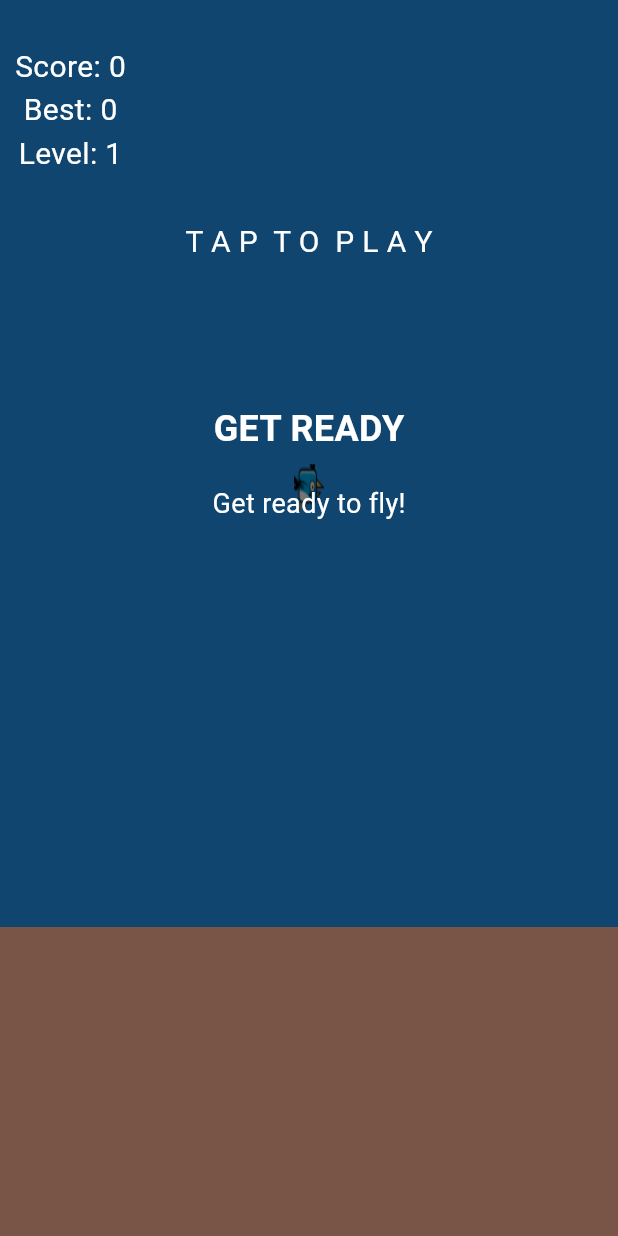
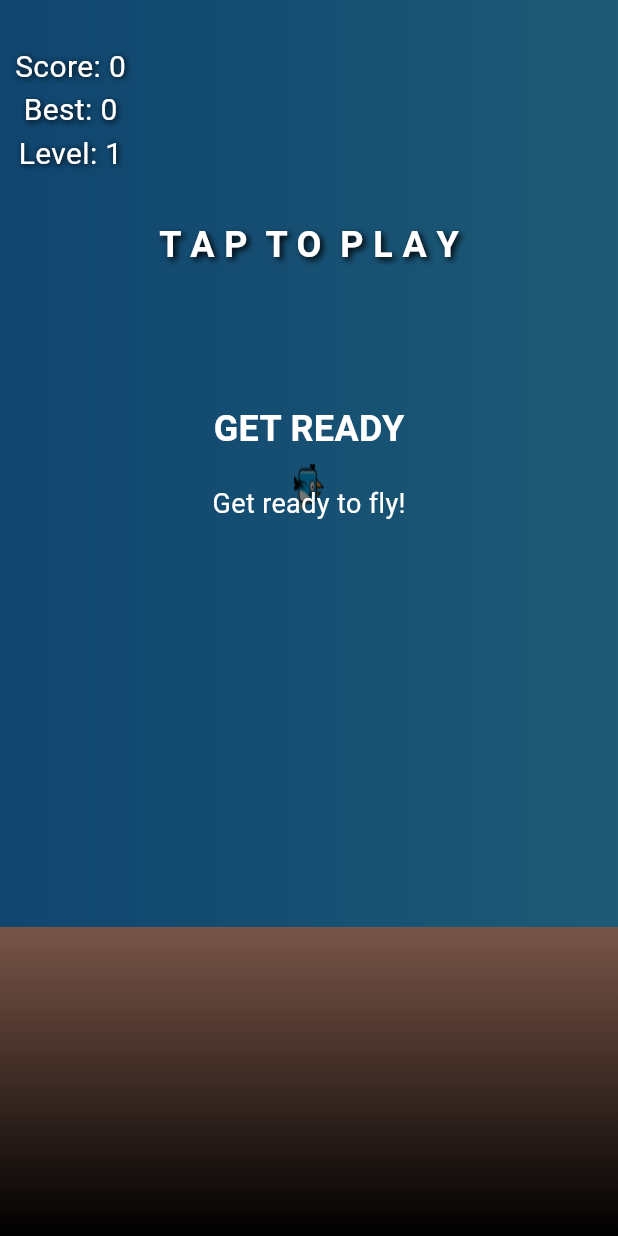
Before and after one commit to himeshapathirana/BirdyGame, a Flutter app: the screen it shows after launch, on a phone screen of 412 x 824 dp. Run offline on Flutter 3.47's test engine with Material 3 defaults, Android fonts, the phone set to English and light mode, and no system bars.

Commit message:
UI improve

```diff
--- a/flutter_game/lib/homepage.dart
+++ b/flutter_game/lib/homepage.dart
@@ -36,11 +36,11 @@ class _HomepageState extends State<HomePage> {
   int bestScore = 0;
   int currentLevel = 0;
 
-  List<Color> backgroundColors = [
-    Colors.blue,
-    Colors.purple,
-    Colors.orange,
-    Colors.teal,
+  List<LinearGradient> backgroundGradients = [
+    LinearGradient(colors: [Colors.blue, Colors.lightBlueAccent]),
+    LinearGradient(colors: [Colors.deepPurple, Colors.pinkAccent]),
+    LinearGradient(colors: [Colors.orange, Colors.redAccent]),
+    LinearGradient(colors: [Colors.teal, Colors.greenAccent]),
   ];
 
   Timer? gameLoop;
@@ -102,7 +102,7 @@ class _HomepageState extends State<HomePage> {
 
   void updateLevel() {
     int newLevel = score ~/ 10;
-    if (newLevel != currentLevel && newLevel < backgroundColors.length) {
+    if (newLevel != currentLevel && newLevel < backgroundGradients.length) {
       setState(() {
         currentLevel = newLevel;
       });
@@ -128,11 +128,14 @@ class _HomepageState extends State<HomePage> {
       barrierDismissible: false,
       builder: (BuildContext context) {
         return AlertDialog(
-          backgroundColor: Colors.brown,
+          backgroundColor: Colors.black,
+          shape:
+              RoundedRectangleBorder(borderRadius: BorderRadius.circular(15)),
           title: const Center(
             child: Text(
               'G A M E  O V E R',
-              style: TextStyle(color: Colors.white),
+              style:
+                  TextStyle(color: Colors.white, fontWeight: FontWeight.bold),
             ),
           ),
           content: Column(
@@ -140,25 +143,29 @@ class _HomepageState extends State<HomePage> {
             children: [
               Text(
                 'Score: $score',
-                style: TextStyle(color: Colors.white),
+                style: TextStyle(color: Colors.white, fontSize: 18),
               ),
               Text(
                 'Best Score: $bestScore',
-                style: TextStyle(color: Colors.white),
+                style: TextStyle(color: Colors.white, fontSize: 18),
               ),
             ],
           ),
           actions: [
             GestureDetector(
               onTap: resetGame,
-              child: ClipRRect(
-                borderRadius: BorderRadius.circular(5),
-                child: Container(
-                  padding: const EdgeInsets.all(7),
-                  color: Colors.white,
-                  child: const Text(
+              child: Container(
+                margin:
+                    const EdgeInsets.symmetric(horizontal: 40, vertical: 10),
+                padding: const EdgeInsets.all(10),
+                decoration: BoxDecoration(
+                  color: Colors.blueAccent,
+                  borderRadius: BorderRadius.circular(15),
+                ),
+                child: const Center(
+                  child: Text(
                     'PLAY AGAIN',
-                    style: TextStyle(color: Colors.brown),
+                    style: TextStyle(color: Colors.white, fontSize: 16),
                   ),
                 ),
               ),
@@ -205,7 +212,9 @@ class _HomepageState extends State<HomePage> {
             Expanded(
               flex: 3,
               child: Container(
-                color: backgroundColors[currentLevel],
+                decoration: BoxDecoration(
+                  gradient: backgroundGradients[currentLevel],
+                ),
                 child: Center(
                   child: Stack(
                     children: [
@@ -244,7 +253,16 @@ class _HomepageState extends State<HomePage> {
                         child: Text(
                           gameHasStarted ? '' : 'T A P  T O  P L A Y',
                           style: const TextStyle(
-                              color: Colors.white, fontSize: 20),
+                              color: Colors.white,
+                              fontSize: 24,
+                              fontWeight: FontWeight.bold,
+                              shadows: [
+                                Shadow(
+                                  blurRadius: 5,
+                                  color: Colors.black,
+                                  offset: Offset(2, 2),
+                                )
+                              ]),
                         ),
                       ),
                       Positioned(
@@ -255,17 +273,41 @@ class _HomepageState extends State<HomePage> {
                             Text(
                               'Score: $score',
                               style: const TextStyle(
-                                  color: Colors.white, fontSize: 20),
+                                  color: Colors.white,
+                                  fontSize: 20,
+                                  shadows: [
+                                    Shadow(
+                                      blurRadius: 5,
+                                      color: Colors.black,
+                                      offset: Offset(1, 1),
+                                    )
+                                  ]),
                             ),
                             Text(
                               'Best: $bestScore',
                               style: const TextStyle(
-                                  color: Colors.white, fontSize: 20),
+                                  color: Colors.white,
+                                  fontSize: 20,
+                                  shadows: [
+                                    Shadow(
+                                      blurRadius: 5,
+                                      color: Colors.black,
+                                      offset: Offset(1, 1),
+                                    )
+                                  ]),
                             ),
                             Text(
                               'Level: ${currentLevel + 1}',
                               style: const TextStyle(
-                                  color: Colors.white, fontSize: 20),
+                                  color: Colors.white,
+                                  fontSize: 20,
+                                  shadows: [
+                                    Shadow(
+                                      blurRadius: 5,
+                                      color: Colors.black,
+                                      offset: Offset(1, 1),
+                                    )
+                                  ]),
                             ),
                           ],
                         ),
@@ -277,7 +319,13 @@ class _HomepageState extends State<HomePage> {
             ),
             Expanded(
               child: Container(
-                color: Colors.brown,
+                decoration: const BoxDecoration(
+                  gradient: LinearGradient(
+                    colors: [Colors.brown, Colors.black],
+                    begin: Alignment.topCenter,
+                    end: Alignment.bottomCenter,
+                  ),
+                ),
               ),
             ),
           ],
```
